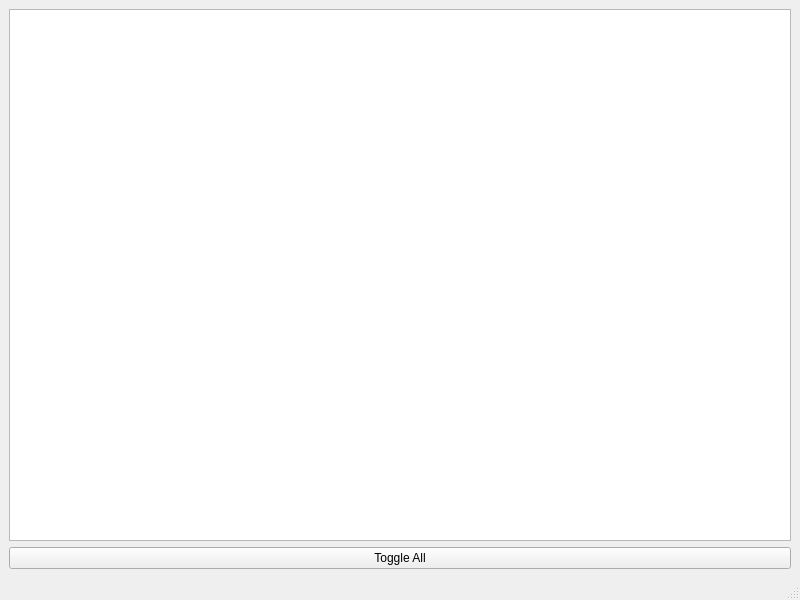
Old version of the form QtDesigner Projects/TodoList/TodoList.ui in the repository SCORPIA2004/Alphonse.
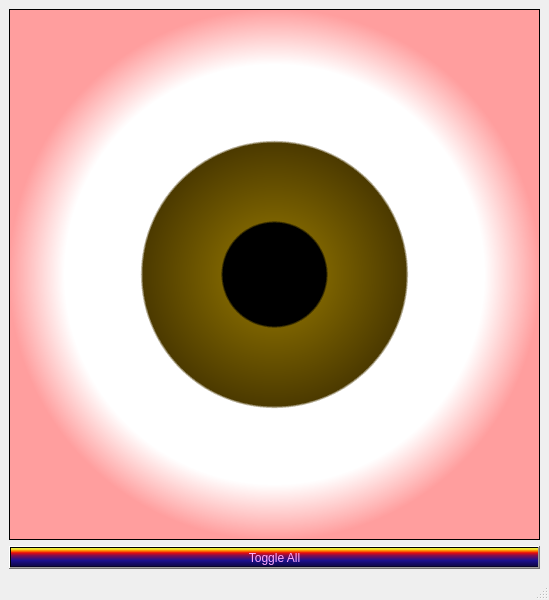
New version of the form.

Commit message: Wacky design

Diff of the .ui file:
```diff
--- a/QtDesigner Projects/TodoList/TodoList.ui
+++ b/QtDesigner Projects/TodoList/TodoList.ui
@@ -6,7 +6,7 @@
    <rect>
     <x>0</x>
     <y>0</y>
-    <width>800</width>
+    <width>549</width>
     <height>600</height>
    </rect>
   </property>
@@ -18,7 +18,10 @@
     <item row="0" column="0">
      <widget class="QListWidget" name="todoList">
       <property name="styleSheet">
-       <string notr="true">font-size: 20px</string>
+       <string notr="true">font: 700 italic 12pt &quot;Segoe UI&quot;;
+color: qradialgradient(spread:pad, cx:0.5, cy:0.5, radius:0.5, fx:0.5, fy:0.5, stop:0 rgba(0, 0, 0, 0), stop:0.52 rgba(0, 0, 0, 0), stop:0.565 rgba(82, 121, 76, 33), stop:0.65 rgba(159, 235, 148, 64), stop:0.721925 rgba(255, 238, 150, 129), stop:0.77 rgba(255, 128, 128, 204), stop:0.89 rgba(191, 128, 255, 64), stop:1 rgba(0, 0, 0, 0));
+font: 20pt &quot;Ravie&quot;;
+background-color: qradialgradient(spread:pad, cx:0.5, cy:0.5, radius:0.5, fx:0.5, fy:0.5, stop:0 rgba(0, 0, 0, 255), stop:0.19397 rgba(0, 0, 0, 255), stop:0.202312 rgba(122, 97, 0, 255), stop:0.495514 rgba(76, 58, 0, 255), stop:0.504819 rgba(255, 255, 255, 255), stop:0.79 rgba(255, 255, 255, 255), stop:1 rgba(255, 158, 158, 255));</string>
       </property>
       <property name="spacing">
        <number>20</number>
@@ -39,6 +42,10 @@
     </item>
     <item row="1" column="0">
      <widget class="QPushButton" name="toggleAllButton">
+      <property name="styleSheet">
+       <string notr="true">background-color: qlineargradient(spread:pad, x1:0, y1:1, x2:0, y2:0, stop:0 rgba(0, 0, 0, 255), stop:0.05 rgba(14, 8, 73, 255), stop:0.36 rgba(28, 17, 145, 255), stop:0.6 rgba(126, 14, 81, 255), stop:0.75 rgba(234, 11, 11, 255), stop:0.79 rgba(244, 70, 5, 255), stop:0.86 rgba(255, 136, 0, 255), stop:0.935 rgba(239, 236, 55, 255));
+color: rgb(255, 170, 255);</string>
+      </property>
       <property name="text">
        <string>Toggle All</string>
       </property>
```
Left out of the diff: 2 changed lines with no effect on the pictures. The commit also changes 3 other files.
